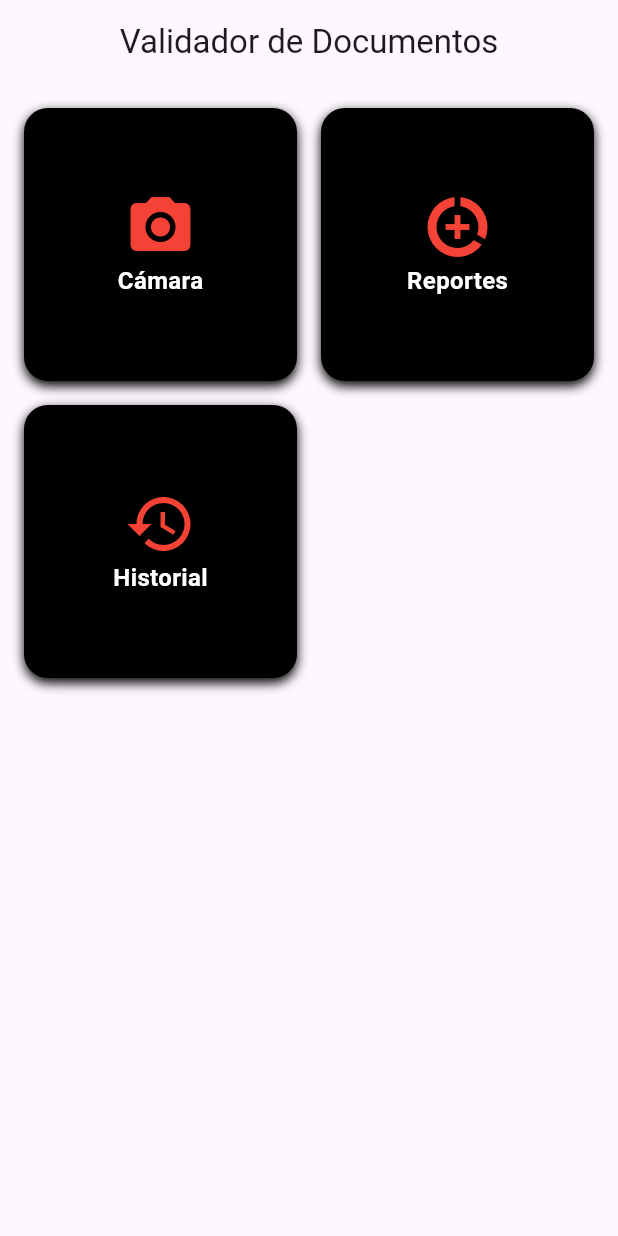
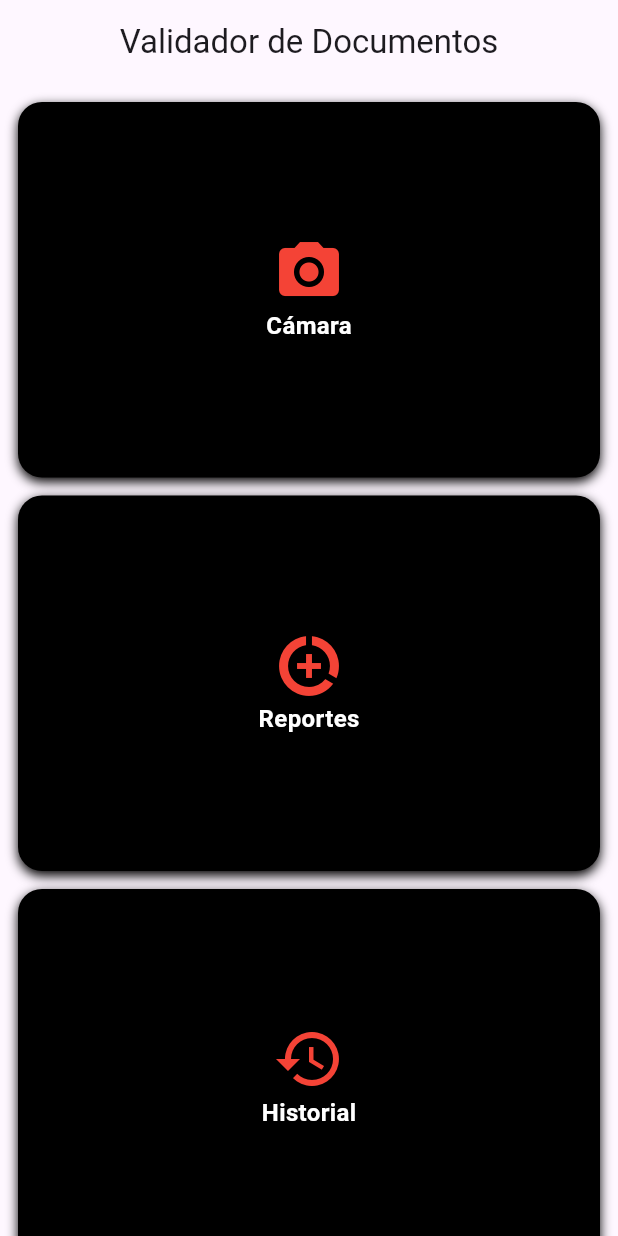
Before and after one commit to Josuesilva1/proyecto_DocuCheck, a Flutter app: the screen it shows after launch, on a phone screen of 412 x 824 dp. Run offline on Flutter 3.47's test engine with Material 3 defaults, Android fonts, the phone set to English and light mode, and no system bars; our stand-ins replace image_picker.

Commit message:
cambio para mostrar en fila
cambio en menu priniipal para ocupar el espacio

```diff
--- a/lib/helpers/menuItems.dart
+++ b/lib/helpers/menuItems.dart
@@ -24,7 +24,7 @@ Widget menuItems(BuildContext context, IconData icon, String title, String route
             size: 48,
             color: Colors.red,
             ),
-          SizedBox(width: 12),
+          SizedBox(width: 6),
           Text(
             title,
             style: TextStyle(
@@ -37,6 +37,11 @@ Widget menuItems(BuildContext context, IconData icon, String title, String route
       ),
     ),
   );
+}
+
+int getCrossAxisCount(BuildContext context) {
+  final width = MediaQuery.of(context).size.width;
+  return width < 500 ? 1 : 2;
 }
 
 class AppBarService{
--- a/lib/pages/menuPrincipal.dart
+++ b/lib/pages/menuPrincipal.dart
@@ -13,10 +13,11 @@ class MenuPrincipal extends StatelessWidget {
         centerTitle: true,
       ),
       body: GridView.count(
-        crossAxisCount: 2,
-        padding: EdgeInsets.all(16),
-        crossAxisSpacing: 16,
-        mainAxisSpacing: 16,
+        crossAxisCount: getCrossAxisCount(context),
+        childAspectRatio: getCrossAxisCount(context) == 1 ? 1.55 : 1,
+        padding: EdgeInsets.all(12),
+        crossAxisSpacing: 12,
+        mainAxisSpacing: 12,
         children: [
           menuItems(context, Icons.camera_alt, 'Cámara', AppRoutes.capturaImage),
           menuItems(context, Icons.data_saver_on, "Reportes", AppRoutes.reportesPage),
```
